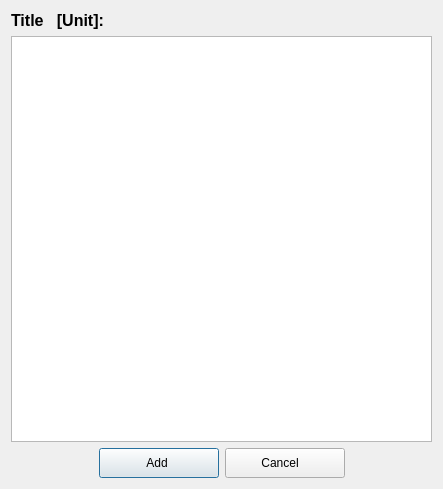
This is ui/AddMBsSWsDlg.ui in Comer352L/FreeSSM as Qt 5 draws it before an edit. The edited form follows.
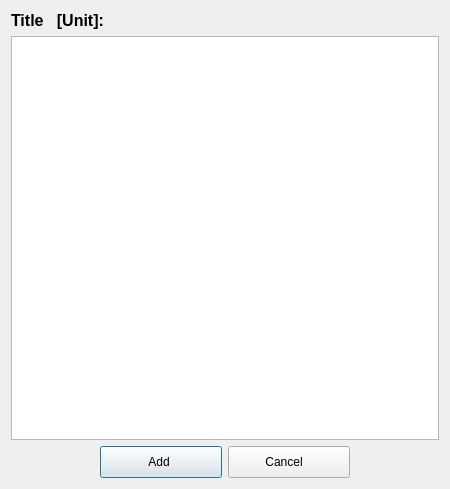
This is the edited form. Icons and pictures are not drawn.

Commit message: Lots of small GUI-modifications for a better look with the KDE4-oxygen-style

```diff
--- a/ui/AddMBsSWsDlg.ui
+++ b/ui/AddMBsSWsDlg.ui
@@ -8,7 +8,7 @@
    <rect>
     <x>0</x>
     <y>0</y>
-    <width>441</width>
+    <width>450</width>
     <height>489</height>
    </rect>
   </property>
@@ -73,14 +73,14 @@
         <widget class="QPushButton" name="add_pushButton" >
          <property name="minimumSize" >
           <size>
-           <width>120</width>
-           <height>30</height>
+           <width>122</width>
+           <height>32</height>
           </size>
          </property>
          <property name="maximumSize" >
           <size>
-           <width>120</width>
-           <height>30</height>
+           <width>122</width>
+           <height>32</height>
           </size>
          </property>
          <property name="text" >
@@ -102,14 +102,14 @@
         <widget class="QPushButton" name="cancel_pushButton" >
          <property name="minimumSize" >
           <size>
-           <width>120</width>
-           <height>30</height>
+           <width>122</width>
+           <height>32</height>
           </size>
          </property>
          <property name="maximumSize" >
           <size>
-           <width>120</width>
-           <height>30</height>
+           <width>122</width>
+           <height>32</height>
           </size>
          </property>
          <property name="text" >
```
Left out of the diff: 6 changed lines with no effect on the pictures. The commit also changes 7 other files.
